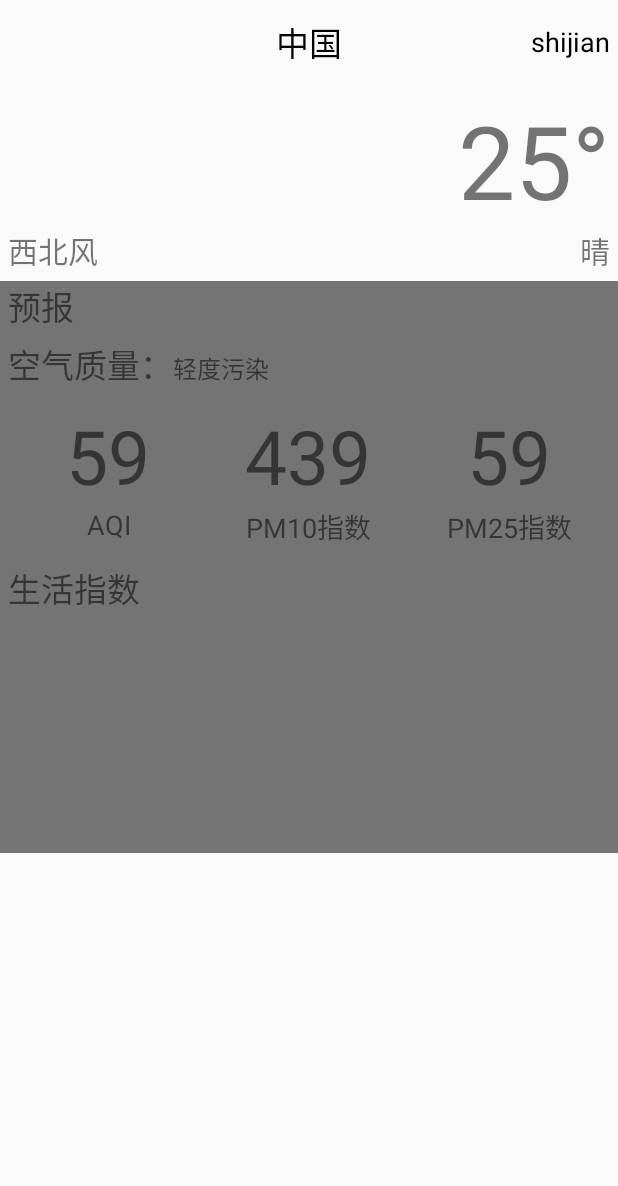
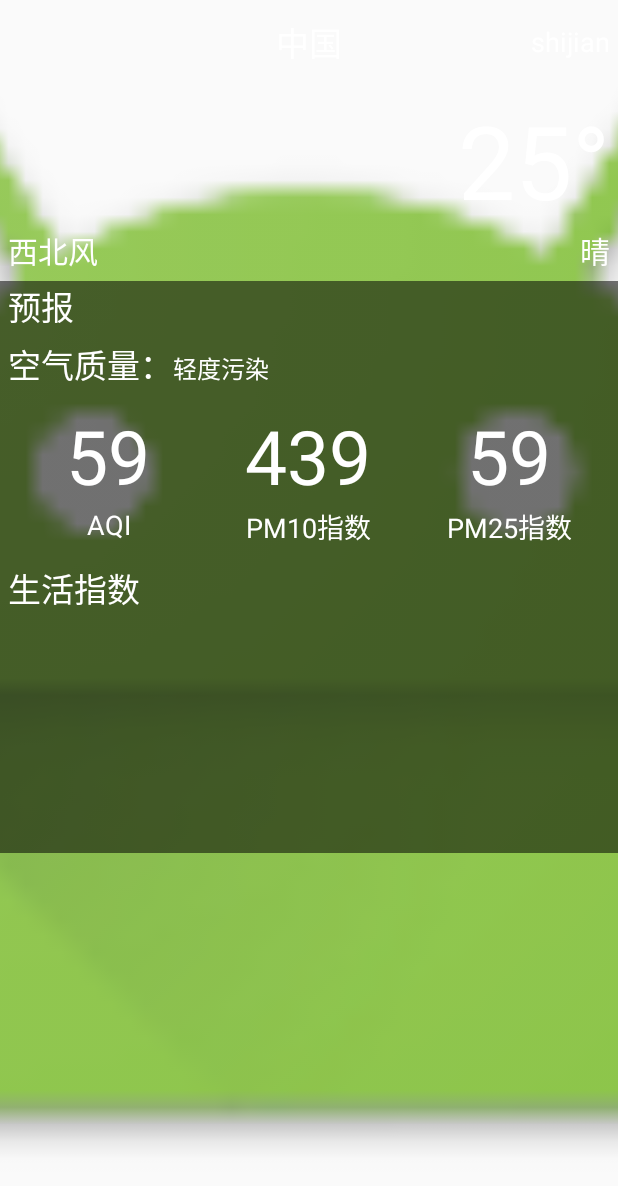
Before and after one commit to youminghai/tianqi, an Android app: the WeatherActivity screen opened directly, with no data from a screen before it, on a phone screen of 412 x 824 dp. Shown: the top 1186 px of the screen. Run offline under Robolectric (Android 15) with nearby library versions, the phone set to English and light mode, and no system bars; pictures from the network do not load.

Commit message:
加载必应每日一图

```diff
--- a/app/src/main/java/com/haige/taiyangdabo/tianqi/WeatherActivity.java
+++ b/app/src/main/java/com/haige/taiyangdabo/tianqi/WeatherActivity.java
@@ -7,12 +7,11 @@ import android.support.v7.app.AppCompatActivity;
 import android.util.Log;
 import android.view.LayoutInflater;
 import android.view.View;
-import android.widget.ArrayAdapter;
-import android.widget.FrameLayout;
+import android.widget.ImageView;
 import android.widget.LinearLayout;
-import android.widget.ListView;
 import android.widget.TextView;
 
+import com.bumptech.glide.Glide;
 import com.haige.taiyangdabo.tianqi.global.Global;
 import com.haige.taiyangdabo.tianqi.gson.DailyForecast;
 import com.haige.taiyangdabo.tianqi.gson.HeWeather;
@@ -54,6 +53,7 @@ public class WeatherActivity extends AppCompatActivity {
     private TextView tvUv;
     private SharedPreferences pref;
     private TextView tvWind;
+    private ImageView ivBing;//每日必应一图
 
     @Override
     protected void onCreate(Bundle savedInstanceState) {
@@ -61,6 +61,7 @@ public class WeatherActivity extends AppCompatActivity {
         supportRequestWindowFeature(1);
         setContentView(R.layout.activity_weather);
 
+        ivBing = (ImageView) findViewById(R.id.iv_bing);
         tvTitle = (TextView) findViewById(R.id.tv_weather_title);
         tvUpdateTime = (TextView) findViewById(R.id.tv_weather_update_time);
 
@@ -89,6 +90,7 @@ public class WeatherActivity extends AppCompatActivity {
         pref = PreferenceManager
                 .getDefaultSharedPreferences(WeatherActivity.this);
         String weatherData = pref.getString("weather_data", null);
+        String bing_pic = pref.getString("bing_pic", null);
         if (weatherData != null) {
             HeWeather weather = Utility.handlerWeatherResponse(weatherData);
             showWeathre(weather);
@@ -97,6 +99,35 @@ public class WeatherActivity extends AppCompatActivity {
             //查询天气
             queryWeather(weatherId);
         }
+        if (bing_pic != null) {
+            Glide.with(WeatherActivity.this).load(bing_pic).into(ivBing);
+        } else {
+            loadBingPic();
+        }
+    }
+
+    /**
+     * 加载必应每日一图
+     */
+    private void loadBingPic() {
+        HttpUtils.sendRequestWithOKHttp(Global.SERVER_BING, new Callback() {
+            @Override
+            public void onFailure(Call call, IOException e) {
+                e.printStackTrace();
+            }
+
+            @Override
+            public void onResponse(Call call, Response response) throws IOException {
+                final String bingPic = response.body().string();
+                pref.edit().putString("bing_pic", bingPic).apply();
+                runOnUiThread(new Runnable() {
+                    @Override
+                    public void run() {
+                        Glide.with(WeatherActivity.this).load(bingPic).into(ivBing);
+                    }
+                });
+            }
+        });
     }
 
     /**
@@ -133,6 +164,7 @@ public class WeatherActivity extends AppCompatActivity {
                 });
             }
         });
+        loadBingPic();
     }
 
     private void showWeathre(HeWeather weather) {
@@ -156,7 +188,7 @@ public class WeatherActivity extends AppCompatActivity {
             tvUpdateTime.setText(loc.substring(loc.length() - 5) + " 更新");
             tvTmp.setText(tmp + "°");
             tvCond.setText(txt);
-            tvWind.setText(dir+"  风力："+sc+"  风速："+spd+"kmph");
+            tvWind.setText(dir + "  风力：" + sc + "  风速：" + spd + "kmph");
             tvForecast.setText("未来" + dailyForecastList.size() + "天预报");
 
             for (DailyForecast dailyForecast : dailyForecastList) {
@@ -169,8 +201,8 @@ public class WeatherActivity extends AppCompatActivity {
                 TextView tvMinTmp = (TextView) view.findViewById(R.id.tv_weather_min_tmp);
                 tvDate.setText(dailyForecast.date);
                 tvCondd.setText(dailyForecast.cond.txt_d);
-                tvMaxTmp.setText(dailyForecast.tmp.max);
-                tvMinTmp.setText(dailyForecast.tmp.min);
+                tvMaxTmp.setText(dailyForecast.tmp.max + "°");
+                tvMinTmp.setText(dailyForecast.tmp.min + "°");
 
                 llForecast.addView(view);
             }
--- a/app/src/main/java/com/haige/taiyangdabo/tianqi/global/Global.java
+++ b/app/src/main/java/com/haige/taiyangdabo/tianqi/global/Global.java
@@ -9,4 +9,5 @@ public class Global {
     public static final String SERVER_ROOT="http://guolin.tech/api/china/";
     public static final String SERVER_WEATHER="http://guolin.tech/api/weather?cityid=";
     public static final String KEY="9428d65f5cd14e9399f1bbb8e61d5fe9";
+    public static final String SERVER_BING="http://guolin.tech/api/bing_pic";
 }
--- a/app/src/main/res/layout/activity_weather.xml
+++ b/app/src/main/res/layout/activity_weather.xml
@@ -1,14 +1,23 @@
 <?xml version="1.0" encoding="utf-8"?>
-<ScrollView
+<FrameLayout
     xmlns:android="http://schemas.android.com/apk/res/android"
     xmlns:tools="http://schemas.android.com/tools"
     android:id="@+id/activity_weather"
     android:layout_width="match_parent"
     android:layout_height="match_parent"
-    android:orientation="vertical"
+    tools:context="com.haige.taiyangdabo.tianqi.WeatherActivity">
+    <ImageView
+        android:id="@+id/iv_bing"
+        android:layout_width="match_parent"
+        android:layout_height="match_parent"
+        android:scaleType="centerCrop"
+        android:src="@mipmap/ic_launcher"/>
 
-    tools:context="com.haige.taiyangdabo.tianqi.WeatherActivity">
-    <LinearLayout android:layout_width="match_parent"
+    <ScrollView android:layout_width="match_parent"
+                android:layout_height="match_parent">
+
+        <LinearLayout
+            android:layout_width="match_parent"
             android:layout_height="match_parent"
             android:orientation="vertical">
             <include layout="@layout/weather_title"/>
@@ -18,3 +27,4 @@
             <include layout="@layout/weather_suggestion"/>
         </LinearLayout>
     </ScrollView>
+</FrameLayout>
--- a/app/src/main/res/layout/item_weather_forecast.xml
+++ b/app/src/main/res/layout/item_weather_forecast.xml
@@ -11,26 +11,30 @@
         android:layout_height="wrap_content"
         android:layout_weight="2"
         android:gravity="center"
-        android:text="2017-01-15"/>
+        android:text="2017-01-15"
+        android:textColor="#fff"/>
     <TextView
         android:id="@+id/tv_weather_cond_d"
         android:layout_width="0dp"
         android:layout_height="wrap_content"
         android:layout_weight="1"
         android:gravity="center"
-        android:text="多云"/>
+        android:text="多云"
+        android:textColor="#fff"/>
     <TextView
         android:id="@+id/tv_weather_min_tmp"
         android:layout_width="0dp"
         android:layout_height="wrap_content"
         android:layout_weight="1"
         android:gravity="center"
-        android:text="25°"/>
+        android:text="25°"
+        android:textColor="#fff"/>
     <TextView
         android:id="@+id/tv_weather_max_tmp"
         android:layout_width="0dp"
         android:layout_height="wrap_content"
         android:layout_weight="1"
         android:gravity="center"
-        android:text="30°"/>
+        android:text="30°"
+        android:textColor="#fff"/>
 </LinearLayout>
--- a/app/src/main/res/layout/weather_aqi.xml
+++ b/app/src/main/res/layout/weather_aqi.xml
@@ -15,12 +15,14 @@
             android:layout_width="wrap_content"
             android:layout_height="wrap_content"
             android:text="空气质量："
+            android:textColor="#fff"
             android:textSize="22sp"/>
         <TextView
             android:id="@+id/tv_qlty"
             android:layout_width="wrap_content"
             android:layout_height="wrap_content"
             android:text="轻度污染"
+            android:textColor="#fff"
             android:textSize="16sp"/>
     </LinearLayout>
 
@@ -40,12 +42,14 @@
                 android:layout_height="match_parent"
                 android:gravity="center"
                 android:text="59"
+                android:textColor="#fff"
                 android:textSize="50sp"/>
             <TextView
                 android:layout_width="match_parent"
                 android:layout_height="match_parent"
                 android:gravity="center"
                 android:text="AQI"
+                android:textColor="#fff"
                 android:textSize="18sp"/>
         </LinearLayout>
 
@@ -60,12 +64,14 @@
                 android:layout_height="match_parent"
                 android:gravity="center"
                 android:text="439"
+                android:textColor="#fff"
                 android:textSize="50sp"/>
             <TextView
                 android:layout_width="match_parent"
                 android:layout_height="match_parent"
                 android:gravity="center"
                 android:text="PM10指数"
+                android:textColor="#fff"
                 android:textSize="18sp"/>
         </LinearLayout>
         <LinearLayout
@@ -79,12 +85,14 @@
                 android:layout_height="match_parent"
                 android:gravity="center"
                 android:text="59"
+                android:textColor="#fff"
                 android:textSize="50sp"/>
             <TextView
                 android:layout_width="match_parent"
                 android:layout_height="match_parent"
                 android:gravity="center"
                 android:text="PM25指数"
+                android:textColor="#fff"
                 android:textSize="18sp"/>
         </LinearLayout>
     </LinearLayout>
--- a/app/src/main/res/layout/weather_forecast.xml
+++ b/app/src/main/res/layout/weather_forecast.xml
@@ -11,7 +11,8 @@
         android:layout_height="wrap_content"
         android:layout_marginLeft="5dp"
         android:text="预报"
-        android:textSize="22sp"/>
+        android:textSize="22sp"
+        android:textColor="#fff"/>
     <LinearLayout
         android:id="@+id/ll_weather_forecast"
         android:layout_width="match_parent"
--- a/app/src/main/res/layout/weather_now.xml
+++ b/app/src/main/res/layout/weather_now.xml
@@ -11,6 +11,7 @@
         android:layout_height="wrap_content"
         android:layout_gravity="right"
         android:text="25°"
+        android:textColor="#fff"
         android:textSize="68sp"/>
     <LinearLayout
         android:layout_width="match_parent"
@@ -23,6 +24,7 @@
             android:layout_weight="1"
             android:gravity="left"
             android:text="西北风"
+            android:textColor="#fff"
             android:textSize="20sp"/>
         <TextView
             android:id="@+id/tv_weather_cond"
@@ -30,6 +32,7 @@
             android:layout_height="wrap_content"
             android:layout_gravity="right"
             android:text="晴"
+            android:textColor="#fff"
             android:textSize="20sp"/>
     </LinearLayout>
 
--- a/app/src/main/res/layout/weather_suggestion.xml
+++ b/app/src/main/res/layout/weather_suggestion.xml
@@ -9,37 +9,46 @@
         android:layout_width="match_parent"
         android:layout_height="wrap_content"
         android:text="生活指数"
-        android:textSize="22sp"/>
+        android:textSize="22sp"
+        android:textColor="#fff"/>
     <TextView
         android:id="@+id/tv_air"
         android:layout_width="match_parent"
-        android:layout_height="wrap_content"/>
+        android:layout_height="wrap_content"
+        android:textColor="#fff"/>
     <TextView
         android:id="@+id/tv_comf"
         android:layout_width="match_parent"
-        android:layout_height="wrap_content"/>
+        android:layout_height="wrap_content"
+        android:textColor="#fff"/>
     <TextView
         android:id="@+id/tv_cw"
         android:layout_width="match_parent"
-        android:layout_height="wrap_content"/>
+        android:layout_height="wrap_content"
+        android:textColor="#fff"/>
     <TextView
         android:id="@+id/tv_drsg"
         android:layout_width="match_parent"
-        android:layout_height="wrap_content"/>
+        android:layout_height="wrap_content"
+        android:textColor="#fff"/>
     <TextView
         android:id="@+id/tv_flu"
         android:layout_width="match_parent"
-        android:layout_height="wrap_content"/>
+        android:layout_height="wrap_content"
+        android:textColor="#fff"/>
     <TextView
         android:id="@+id/tv_sport"
         android:layout_width="match_parent"
-        android:layout_height="wrap_content"/>
+        android:layout_height="wrap_content"
+        android:textColor="#fff"/>
     <TextView
         android:id="@+id/tv_trav"
         android:layout_width="match_parent"
-        android:layout_height="wrap_content"/>
+        android:layout_height="wrap_content"
+        android:textColor="#fff"/>
     <TextView
         android:id="@+id/tv_uv"
         android:layout_width="match_parent"
-        android:layout_height="wrap_content"/>
+        android:layout_height="wrap_content"
+        android:textColor="#fff"/>
 </LinearLayout>
--- a/app/src/main/res/layout/weather_title.xml
+++ b/app/src/main/res/layout/weather_title.xml
@@ -8,7 +8,7 @@
         android:layout_height="wrap_content"
         android:layout_centerInParent="true"
         android:text="中国"
-        android:textColor="#000"
+        android:textColor="#fff"
         android:textSize="22sp"/>
     <TextView
         android:id="@+id/tv_weather_update_time"
@@ -18,7 +18,7 @@
         android:layout_centerVertical="true"
         android:layout_marginRight="5dp"
         android:text="shijian"
-        android:textColor="#000"
+        android:textColor="#fff"
         android:textSize="18sp"/>
 
 </RelativeLayout>
```
Lines whose indentation alone changed are shown as unchanged.
